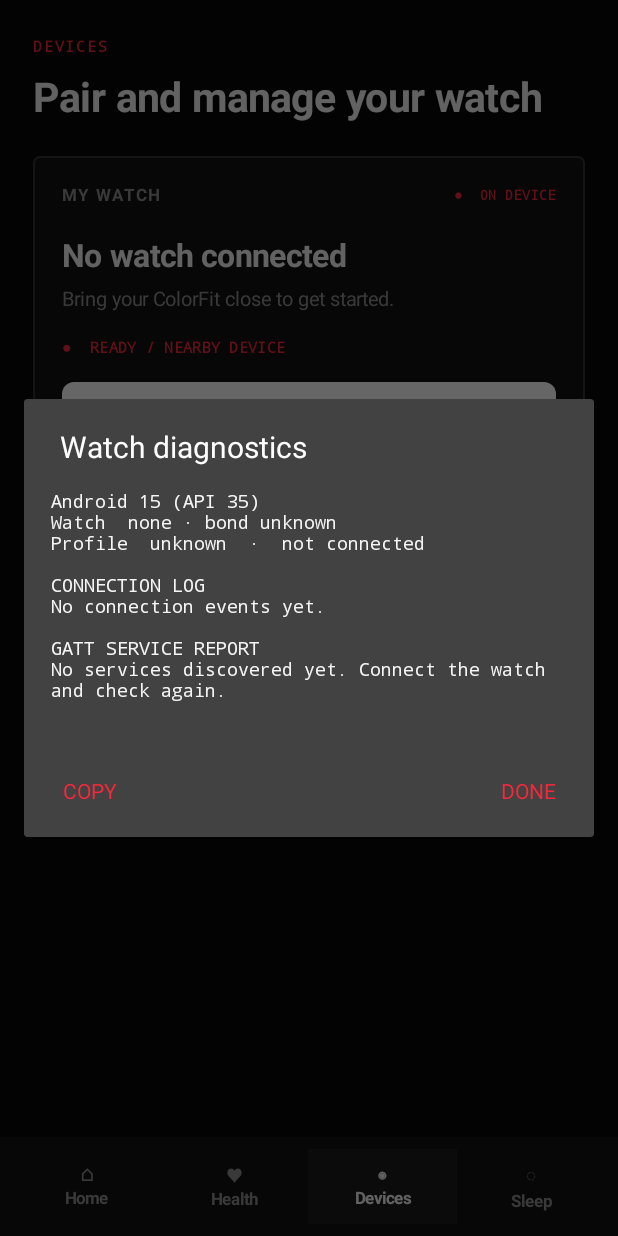
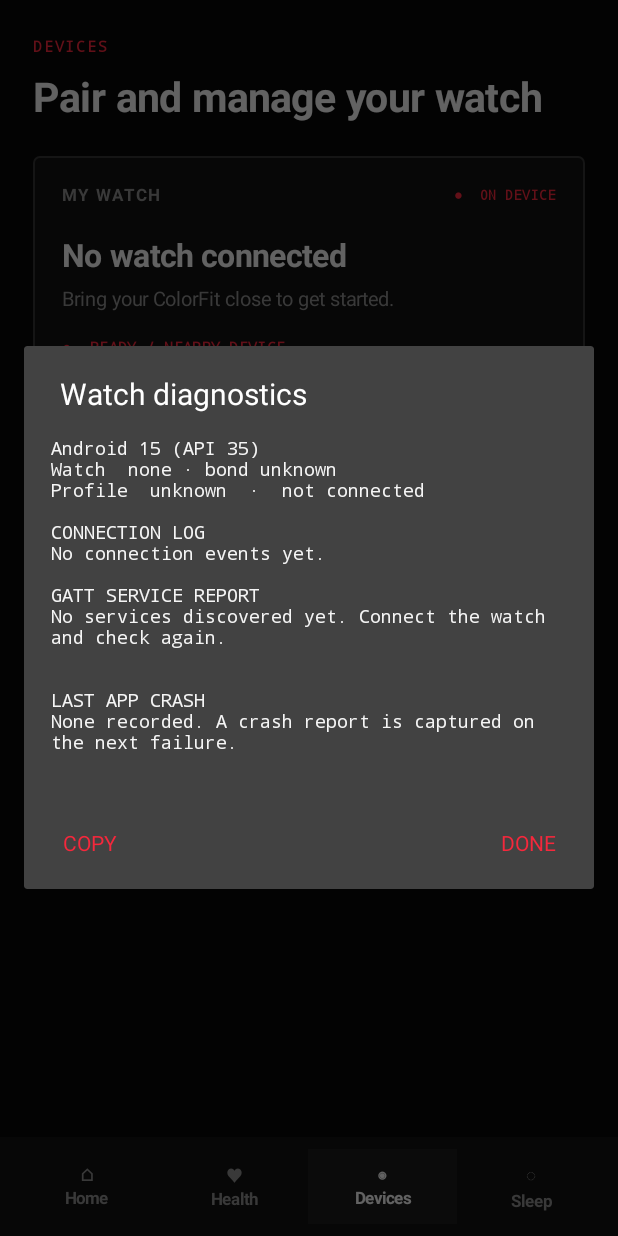
Before and after one commit to NullDonut/openfit, an Android app: the screen it shows after launch (MainActivity), after a tap on "● READY / NEARBY DEVICE", on a phone screen of 412 x 824 dp. Run offline under Robolectric (Android 15) with nearby library versions, the phone set to English and light mode, and no system bars; libraries missing offline, so code that uses them is left out: com.google.zxing.integration, com.journeyapps.barcodescanner; 1 other tap on this screen came first.

Commit message:
Ship the QR scanner fix and record on-device crashes
The dependency fix for the QR NoClassDefFoundError never reached a device: its
CI build failed in :app:checkDebugDuplicateClasses because fragment 1.8.5 pulls
Kotlin 1.6-era kotlin-stdlib-jdk7/-jdk8 shims alongside kotlin-stdlib 1.8.22.
Both define kotlin.collections.jdk8.CollectionsJDK8Kt. Exclude the shim
artifacts, whose classes now live in kotlin-stdlib, so a fixed APK can build.

- Keep the library's own zxing_CaptureTheme instead of forcing AppTheme on
  CaptureActivity; only override the forced landscape lock.
- Record uncaught exceptions to last-crash.txt and show them in the on-device
  diagnostics report with a Clear button, so a crash can be reported without
  adb (the previous QR diagnosis was inferred, not logged).
- Record caught QR launch failures and check for a camera before launching.

```diff
--- a/app/src/main/java/com/openfit/app/MainActivity.java
+++ b/app/src/main/java/com/openfit/app/MainActivity.java
@@ -435,6 +435,11 @@ public final class MainActivity extends Activity {
             }
             report.append("UUIDs and properties only. No proprietary writes have been sent.");
         }
+        String lastCrash = OpenFitApp.readLastCrash(this);
+        report.append("\n\nLAST APP CRASH\n");
+        report.append(lastCrash == null
+                ? "None recorded. A crash report is captured on the next failure.\n"
+                : lastCrash + "\n");
         final String reportText = report.toString();
         TextView body = text(reportText, 12, C_TEXT, false);
         body.setTypeface(Typeface.MONOSPACE);
@@ -442,10 +447,15 @@ public final class MainActivity extends Activity {
         body.setPadding(dp(18), dp(14), dp(18), dp(14));
         ScrollView scroll = new ScrollView(this);
         scroll.addView(body);
-        new AlertDialog.Builder(this).setTitle("Watch diagnostics")
+        AlertDialog.Builder builder = new AlertDialog.Builder(this)
+                .setTitle("Watch diagnostics")
                 .setView(scroll)
                 .setNeutralButton("Copy", (dialog, which) -> copyDiagnostics(reportText))
-                .setPositiveButton("Done", null).show();
+                .setPositiveButton("Done", null);
+        if (lastCrash != null) {
+            builder.setNegativeButton("Clear crash log", (dialog, which) -> OpenFitApp.clearLastCrash(this));
+        }
+        builder.show();
     }
 
     private void copyDiagnostics(String text) {
@@ -491,6 +501,10 @@ public final class MainActivity extends Activity {
     }
 
     private void launchQrScanner() {
+        if (!getPackageManager().hasSystemFeature(PackageManager.FEATURE_CAMERA_ANY)) {
+            toast("This phone reports no camera, so a QR code can’t be scanned. Use Bluetooth search instead.");
+            return;
+        }
         try {
             new IntentIntegrator(this)
                     .setRequestCode(REQUEST_QR_SCAN)
@@ -501,10 +515,12 @@ public final class MainActivity extends Activity {
                     .setOrientationLocked(false)
                     .initiateScan();
         } catch (SecurityException e) {
+            OpenFitApp.recordCaught(this, "QR scanner launch", e);
             toast("Camera access was denied. Allow camera permission to scan a QR code.");
         } catch (RuntimeException | LinkageError e) {
             // LinkageError covers a missing scanner dependency as well as a missing activity, so
             // a packaging problem degrades to the Bluetooth search instead of killing the app.
+            OpenFitApp.recordCaught(this, "QR scanner launch", e);
             toast("Could not open the QR scanner. Use Bluetooth search instead.");
         }
     }
```
Also changed, not shown: app/build.gradle (+9 -0 lines), app/src/main/AndroidManifest.xml (+6 -3 lines), app/src/main/java/com/openfit/app/OpenFitApp.java (added, +87 -0 lines).
